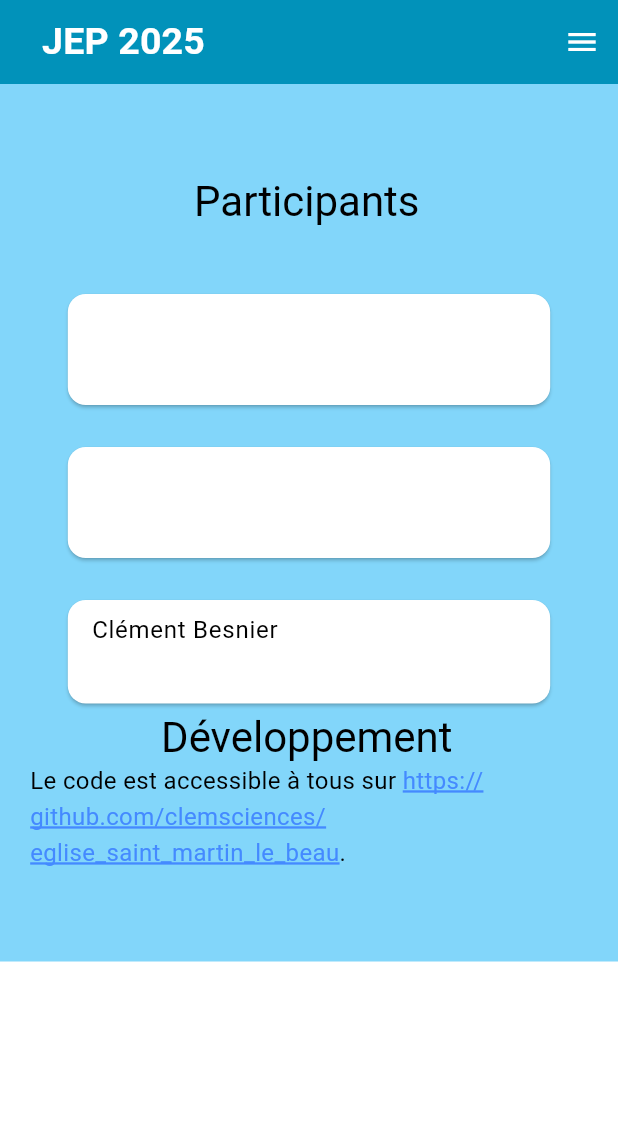
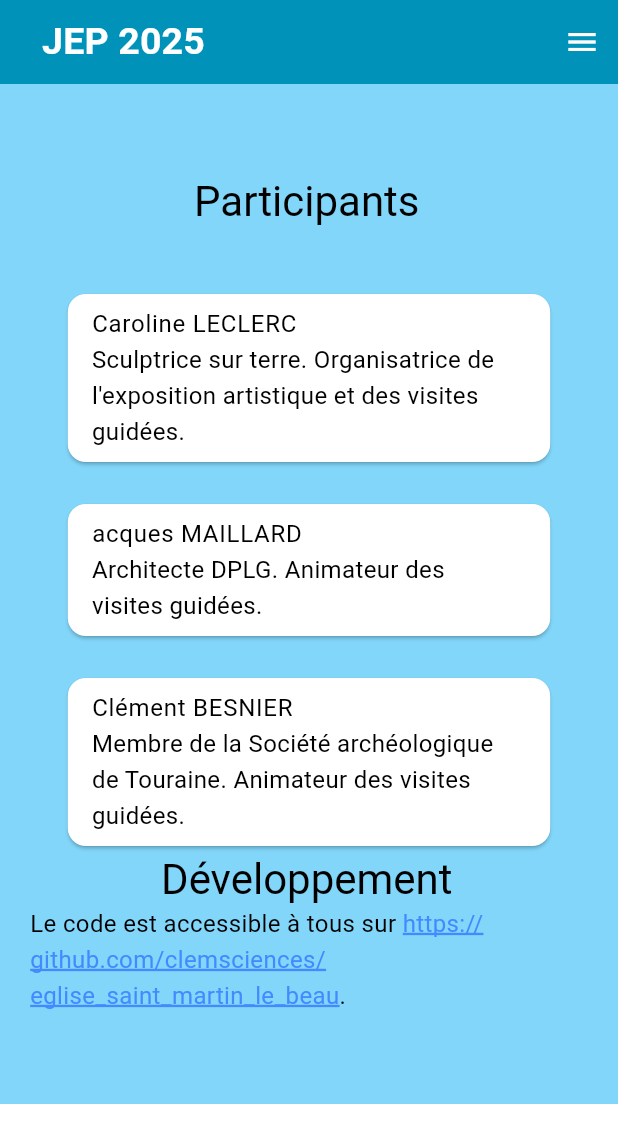
Before and after one commit to clemsciences/eglise_saint_martin_le_beau, a Flutter app: the MorePage screen opened by its route, on a phone screen of 412 x 824 dp. Shown: the top 1143 px of the screen. Run offline on Flutter 3.47's test engine with Material 3 defaults, Android fonts, the phone set to English and light mode, and no system bars; our stand-ins replace go_router, photo_view; missing offline and left inert: historical_timeline.

Commit message:
Version 1.2.0+4

```diff
--- a/lib/data/source_data.dart
+++ b/lib/data/source_data.dart
@@ -58,6 +58,8 @@ Date d'enquête: 2014 ; Dernière mise à jour en 2022
     SourceBookExtract(source: paroissesDeTouraine, page: 22, description: "Table 1 : Lieux de culte mentionnés avant 600 (hors Tours). Saint-Martin-le-Beau n'y figure pas.",
     internalReference: "PT22"),
 
+    SourceEntity(title: "POP : la plateforme ouverte du patrimoine. Eglise paroissiale Saint-Martin.", authors: [], url: "https://pop.culture.gouv.fr/notice/merimee/PA00098082")
+
     // https://gallica.bnf.fr/ark:/12148/bpt6k12397p/f317.item
 
     // https://gallica.bnf.fr/ark:/12148/bpt6k56242035
--- a/lib/routes/saint_martin_le_beau_routes.dart
+++ b/lib/routes/saint_martin_le_beau_routes.dart
@@ -24,6 +24,7 @@ class SaintMartinLeBeauRoutes extends AppRoutes {
 final GoRouter saintMartinLeBeauRouter = GoRouter(
   debugLogDiagnostics: true,
   initialLocation: SaintMartinLeBeauRoutes.main,
+
   errorBuilder: (context, state) => ErrorPage(),
   routes: [
     GoRoute(
@@ -54,13 +55,13 @@ final GoRouter saintMartinLeBeauRouter = GoRouter(
       },
       // builder: (context, state) => NameOriginPage(),
     ),
-    GoRoute(
-      path: SaintMartinLeBeauRoutes.churchItems,
-      pageBuilder: (context, state) {
-        return SatAnimation1(key: state.pageKey, child: ChurchItemsPage());
-      },
-      // builder: (context, state) => ChurchItemsPage(),
-    ),
+    // GoRoute(
+    //   path: SaintMartinLeBeauRoutes.churchItems,
+    //   pageBuilder: (context, state) {
+    //     return SatAnimation1(key: state.pageKey, child: ChurchItemsPage());
+    //   },
+    //   // builder: (context, state) => ChurchItemsPage(),
+    // ),
     GoRoute(
       path: SaintMartinLeBeauRoutes.sources,
       pageBuilder: (context, state) {
--- a/lib/views/main_page.dart
+++ b/lib/views/main_page.dart
@@ -82,14 +82,14 @@ class MainPage extends StatelessWidget {
                               ),
                               LinkTextSpan(
                                 url:
-                                    "https://journeesdupatrimoine.culture.gouv.fr/w/369139/evenement/18662169/exposition-artistique-cueillir-celebrer-creer",
+                                    "https://journeesdupatrimoine.culture.gouv.fr/w/377623/evenement/18662169/exposition-artistique-cueillir-celebrer-creer",
                                 urlText:
                                     "L'exposition artistique \"Cueillir, célébrer, créer\"",
                               ),
                               TextSpan(text: ", \n\u2022\u00a0"),
                               LinkTextSpan(
                                 url:
-                                    "https://journeesdupatrimoine.culture.gouv.fr/w/369139/evenement/18658857/visites-commentees#/events/18658857",
+                                    "https://journeesdupatrimoine.culture.gouv.fr/w/377623/evenement/18658857/visites-commentees#/events/18658857",
                                 urlText: "Les visites commentées de l'église",
                               ),
                               TextSpan(text: "."),
--- a/lib/views/more_page.dart
+++ b/lib/views/more_page.dart
@@ -25,9 +25,9 @@ class MorePage extends StatelessWidget {
                     LimitedItem(
                       child: Card(
                         child: ListTile(
-                          title: SelectableText(""),
+                          title: SelectableText("Caroline LECLERC"),
 
-                          subtitle: SelectableText(""),
+                          subtitle: SelectableText("Sculptrice sur terre. Organisatrice de l'exposition artistique et des visites guidées."),
                         ),
                       ),
                     ),
@@ -35,9 +35,9 @@ class MorePage extends StatelessWidget {
                     LimitedItem(
                       child: Card(
                         child: ListTile(
-                          title: SelectableText(""),
+                          title: SelectableText("acques MAILLARD"),
 
-                          subtitle: SelectableText(""),
+                          subtitle: SelectableText("Architecte DPLG. Animateur des visites guidées."),
                         ),
                       ),
                     ),
@@ -45,8 +45,8 @@ class MorePage extends StatelessWidget {
                     LimitedItem(
                       child: Card(
                         child: ListTile(
-                          title: SelectableText("Clément Besnier"),
-                          subtitle: SelectableText(""),
+                          title: SelectableText("Clément BESNIER"),
+                          subtitle: SelectableText("Membre de la Société archéologique de Touraine. Animateur des visites guidées."),
                         ),
                       ),
                     ),
--- a/lib/views/scaffold/main_scaffold.dart
+++ b/lib/views/scaffold/main_scaffold.dart
@@ -35,11 +35,11 @@ class MainSaintMartinScaffold extends StatelessWidget {
           path: SaintMartinLeBeauRoutes.churchTimeline,
           children: null,
         ),
-        ScaffoldItem(
-          label: "Mobilier",
-          path: SaintMartinLeBeauRoutes.churchItems,
-          children: null,
-        ),
+        // ScaffoldItem(
+        //   label: "Mobilier",
+        //   path: SaintMartinLeBeauRoutes.churchItems,
+        //   children: null,
+        // ),
         ScaffoldItem(
           label: "Vocabulaire",
           path: SaintMartinLeBeauRoutes.churchVocabulary,
--- a/pubspec.yaml
+++ b/pubspec.yaml
@@ -4,7 +4,7 @@ description: "Eglise de Saint-Martin-le-Beau"
 # pub.dev using `flutter pub publish`. This is preferred for private packages.
 publish_to: 'none' # Remove this line if you wish to publish to pub.dev
 
-version: 1.1.1+3
+version: 1.2.0+4
 
 environment:
   sdk: ^3.8.0
```
Also changed, not shown: lib/data/church_vocabulary_data.dart (+13 -0 lines), lib/data/translations.dart (+25 -11 lines), lib/models/source_translation.dart (+43 -10 lines), lib/models/source_translation.g.dart (added), 2 other files.
